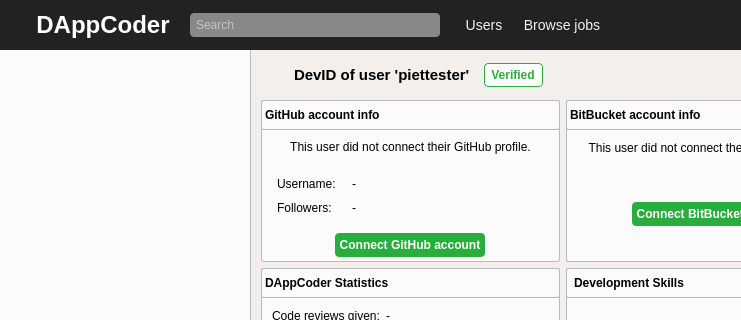
This is gui/qt_resources/mainwindow.ui in Tribler/dappcoder as Qt 5 draws it before an edit; both pictures show x 0 to 741 and y 0 to 320 of the 875 by 439 pixel window. The edited form follows.
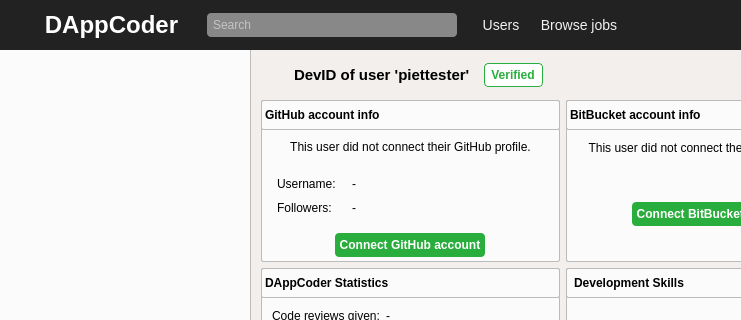
This is the edited form. The open tabs and pages were chosen to show the change. Icons and pictures are not drawn. Custom widgets are drawn as their Qt base class.

What changed in the file:
```diff
--- a/gui/qt_resources/mainwindow.ui
+++ b/gui/qt_resources/mainwindow.ui
@@ -221,7 +221,7 @@
         </spacer>
        </item>
        <item>
-        <widget class="QLabel" name="app_name">
+        <widget class="QToolButton" name="app_name_button">
          <property name="cursor">
           <cursorShape>PointingHandCursor</cursorShape>
          </property>
@@ -229,14 +229,12 @@
           <string notr="true">color: white;
 font-size: 24px;
 font-weight: bold;
-font-family: &quot;Arial&quot;;</string>
+font-family: &quot;Arial&quot;;
+border: none;</string>
          </property>
          <property name="text">
           <string>DAppCoder</string>
          </property>
-         <property name="alignment">
-          <set>Qt::AlignCenter</set>
-         </property>
         </widget>
        </item>
        <item>
```
Left out of the diff: 4 changed lines with no effect on the pictures.
